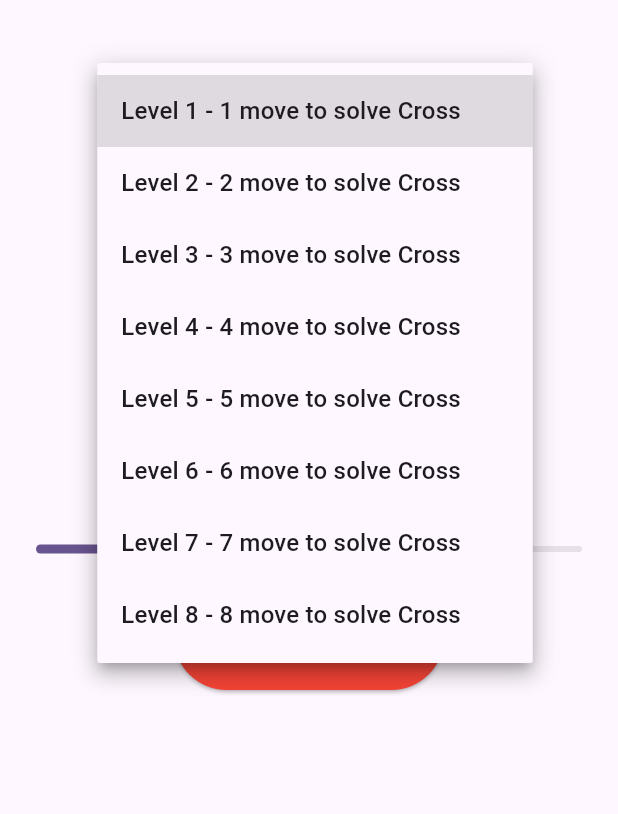
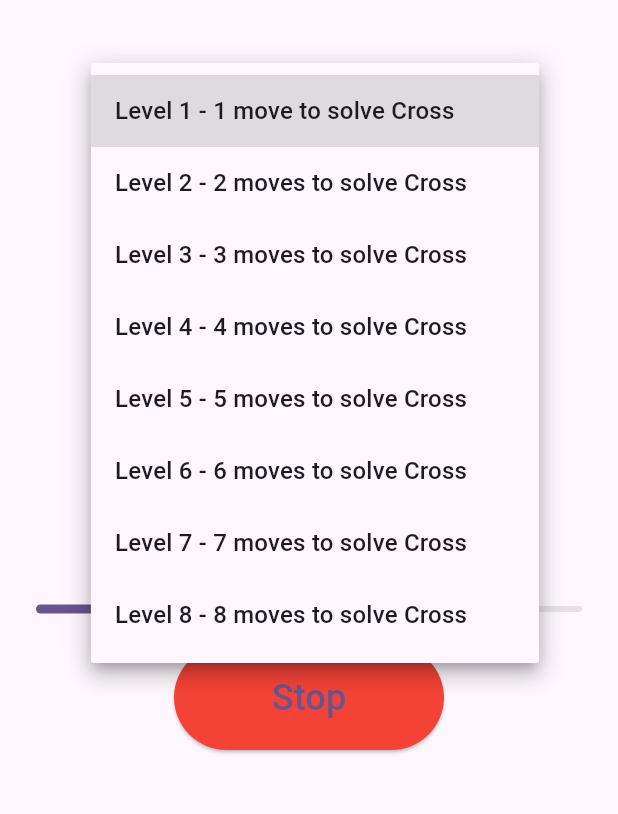
Before and after one commit to xiang-lee/CubeTrainer, a Flutter app: the screen it shows after launch, after a tap on "Start", after a tap on "Level 1 - 1 move to solve Cross", on a phone screen of 412 x 824 dp, the part 69-883 px from its top. Run offline on Flutter 3.47's test engine with Material 3 defaults, Android fonts, the phone set to English and light mode, and no system bars; our stand-ins replace audioplayers; project files that could hold a hidden picture were left out.

Commit message:
Change scramble to txt instead of popup

```diff
--- a/lib/C2F2L.dart
+++ b/lib/C2F2L.dart
@@ -13,13 +13,13 @@ class _C2F2LWidgetState extends State<C2F2LWidget> {
   List<List<String>> scrambles = [];
   List<String> levels = [
     'Level 1 - 1 move to solve Cross',
-    'Level 2 - 2 move to solve Cross',
-    'Level 3 - 3 move to solve Cross',
-    'Level 4 - 4 move to solve Cross',
-    'Level 5 - 5 move to solve Cross',
-    'Level 6 - 6 move to solve Cross',
-    'Level 7 - 7 move to solve Cross',
-    'Level 8 - 8 move to solve Cross',
+    'Level 2 - 2 moves to solve Cross',
+    'Level 3 - 3 moves to solve Cross',
+    'Level 4 - 4 moves to solve Cross',
+    'Level 5 - 5 moves to solve Cross',
+    'Level 6 - 6 moves to solve Cross',
+    'Level 7 - 7 moves to solve Cross',
+    'Level 8 - 8 moves to solve Cross',
   ];
   String _scrambleResult = '';
 
@@ -63,27 +63,35 @@ class _C2F2LWidgetState extends State<C2F2LWidget> {
             });
           },
         ),
+        SizedBox(height: 20), // 增加按钮与文本之间的间距
+        // 使用条件渲染，只有在有 scramble 时才显示 Container
+        if (_scrambleResult.isNotEmpty)
+          Container(
+            padding: EdgeInsets.all(16.0),
+            decoration: BoxDecoration(
+              color: Colors.lightBlueAccent, // 设置背景颜色
+              borderRadius: BorderRadius.circular(8), // 设置圆角
+            ),
+            child: Text(
+              _scrambleResult,
+              style: TextStyle(
+                fontSize: 18,
+                color: Colors.white, // 设置文本颜色
+              ),
+            ),
+          ),
+        SizedBox(height: 20), // 增加文本与按钮之间的间距
         ElevatedButton(
           onPressed: () {
             // Fetch and display scramble
-            String scramble = getRandomScramble(_selectedLevel); // Example: get the first scramble
-            showDialog(
-              context: context,
-              builder: (context) => AlertDialog(
-                title: Text('Scramble'),
-                content: Text(scramble),
-                actions: [
-                  TextButton(
-                    onPressed: () => Navigator.pop(context),
-                    child: Text('OK'),
-                  ),
-                ],
-              ),
-            );
+            setState(() {
+              _scrambleResult = getRandomScramble(_selectedLevel); // 获取随机 scramble
+            });
           },
           child: Text('Get Scramble'),
         ),
       ],
     );
   }
+
 }
--- a/lib/Metronome.dart
+++ b/lib/Metronome.dart
@@ -114,7 +114,6 @@ class MetronomeWidgetState extends State<MetronomeWidget> {
           ),
           ElevatedButton(
             onPressed: () {
-              print('Metronome Start/Stop button pressed');
               _toggleMetronome();
             },
             style: ElevatedButton.styleFrom(
```
